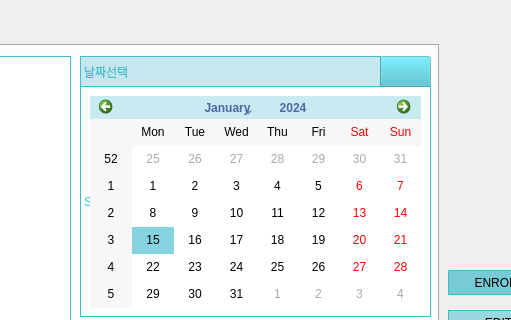
VEDA-ThirtySix/PAMS-client, file cctv_36/src/ui/search.ui: the form before one commit; both pictures show x 452 to 963 and y 0 to 320 of the 1052 by 616 pixel window.
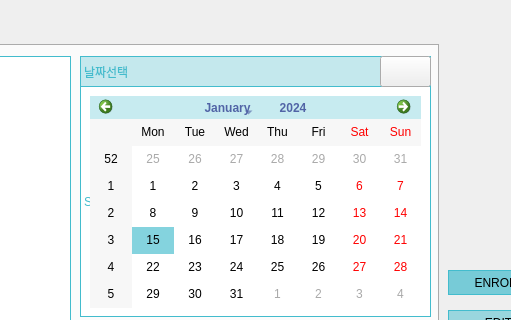
The form after the commit. The open tabs and pages were chosen to show the change. Icons and pictures are not drawn.

```diff
--- a/cctv_36/src/ui/search.ui
+++ b/cctv_36/src/ui/search.ui
@@ -547,7 +547,7 @@
       <rect>
        <x>520</x>
        <y>10</y>
-       <width>301</width>
+       <width>351</width>
        <height>31</height>
       </rect>
      </property>
@@ -591,7 +591,7 @@
      </property>
      <property name="styleSheet">
       <string notr="true">color:  rgb(255, 255, 255);
-background-color:rgba(67,188,205,0.5);
+background-color:none;
 border-left:1px solid rgb(67,188,205);
 font: 500 8pt &quot;Quicksand Medium&quot;;</string>
      </property>
```
Left out of the diff: 4 changed lines with no effect on the pictures.
